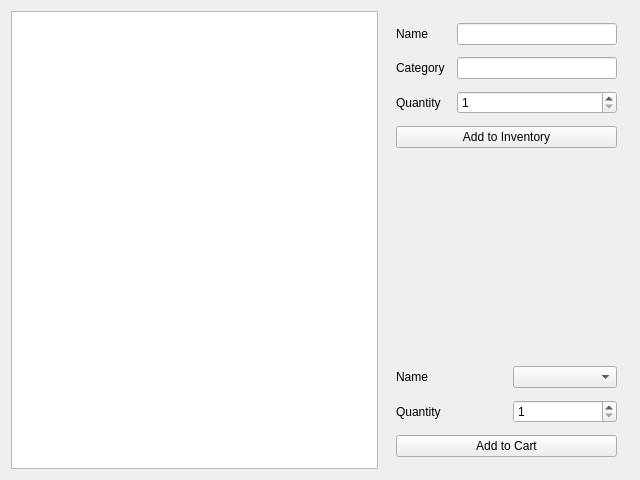
Old version of the form inventorywidget.ui in the repository ramugarkini/Cafe-Sales.
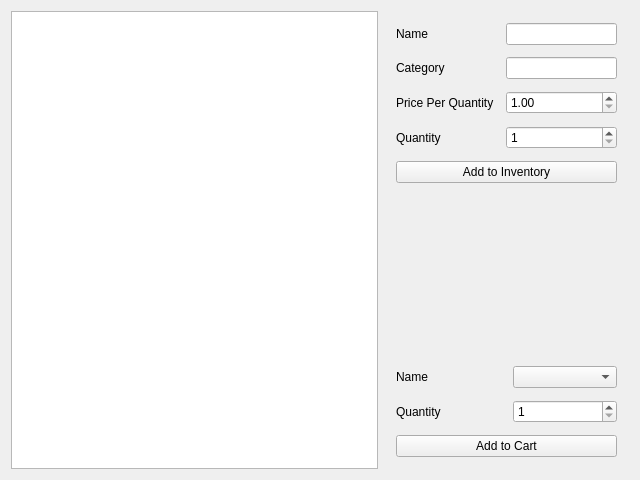
New version of the form.

What changed in the file:
```diff
--- a/inventorywidget.ui
+++ b/inventorywidget.ui
@@ -44,13 +44,6 @@
          </property>
         </widget>
        </item>
-       <item row="2" column="1">
-        <widget class="QSpinBox" name="spinBoxInAmount">
-         <property name="minimum">
-          <number>1</number>
-         </property>
-        </widget>
-       </item>
        <item row="1" column="0">
         <widget class="QLabel" name="labelInCategory">
          <property name="text">
@@ -59,7 +52,14 @@
         </widget>
        </item>
        <item row="2" column="0">
-        <widget class="QLabel" name="labelInAmount">
+        <widget class="QLabel" name="labelInPpq">
+         <property name="text">
+          <string>Price Per Quantity</string>
+         </property>
+        </widget>
+       </item>
+       <item row="3" column="0">
+        <widget class="QLabel" name="labelInQuantity">
          <property name="text">
           <string>Quantity</string>
          </property>
@@ -72,6 +72,20 @@
          </property>
         </widget>
        </item>
+       <item row="2" column="1">
+        <widget class="QDoubleSpinBox" name="spinBoxInPpq">
+         <property name="minimum">
+          <number>1</number>
+         </property>
+        </widget>
+       </item>
+       <item row="3" column="1">
+        <widget class="QSpinBox" name="spinBoxInQuantity">
+         <property name="minimum">
+          <number>1</number>
+         </property>
+        </widget>
+       </item>
       </layout>
      </item>
      <item>
```
Left out of the diff: 4 changed lines with no effect on the pictures.
